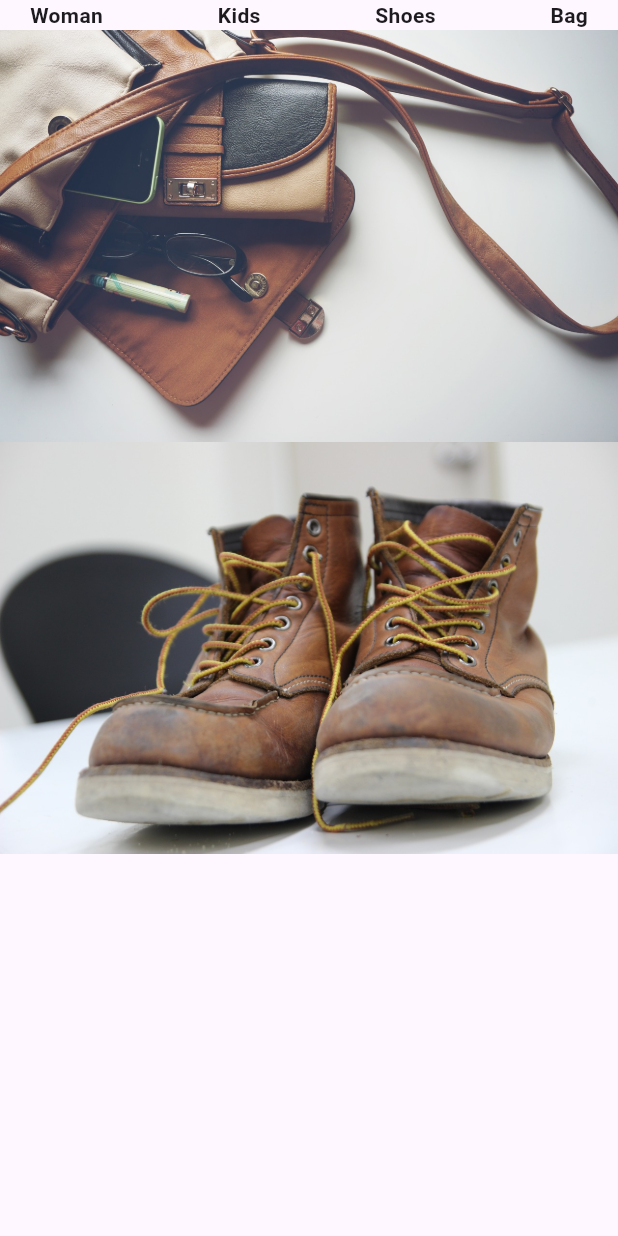
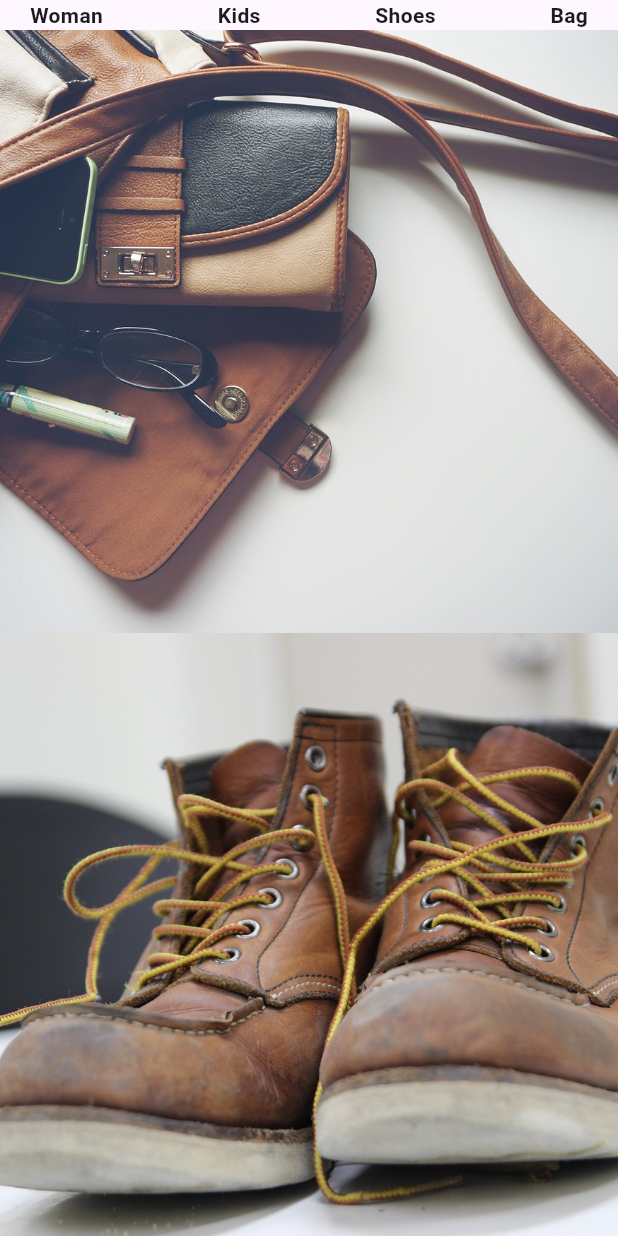
Before and after one commit to seoyeon-haru/flutter_store_app, a Flutter app: the screen it shows after launch, on a phone screen of 412 x 824 dp. Run offline on Flutter 3.47's test engine with Material 3 defaults, Android fonts, the phone set to English and light mode, and no system bars.

Commit message:
fit 사용해서 이미지 확대

```diff
--- a/lib/main.dart
+++ b/lib/main.dart
@@ -58,8 +58,16 @@ class StorePage extends StatelessWidget {
                 ],
               ),
             ),
-            Image.asset('assets/bag.jpg'),
-            Image.asset('assets/shoes.jpg'),
+            Expanded(
+                child: Image.asset(
+              'assets/bag.jpg',
+              fit: BoxFit.cover,
+            )),
+            Expanded(
+                child: Image.asset(
+              'assets/shoes.jpg',
+              fit: BoxFit.cover,
+            )),
           ],
         ),
       ),
```
